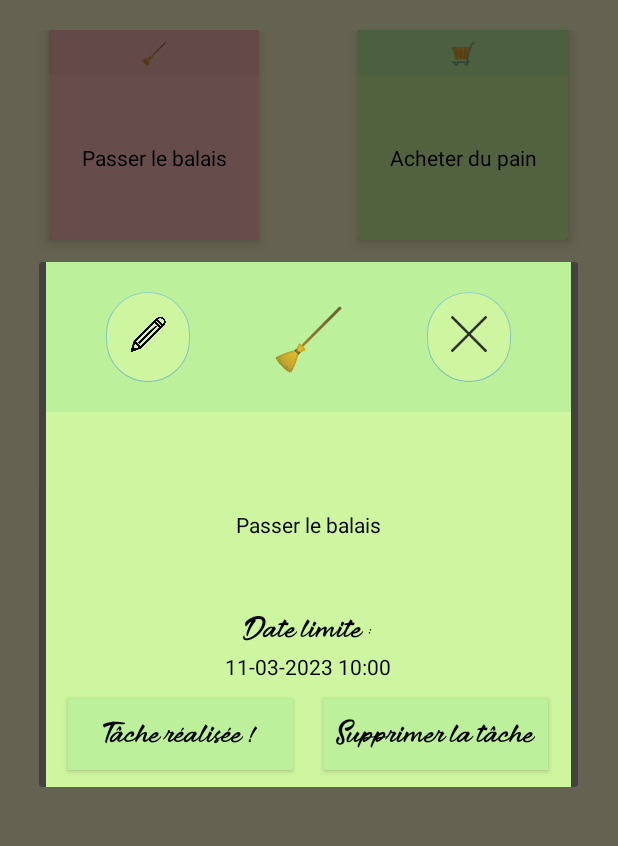
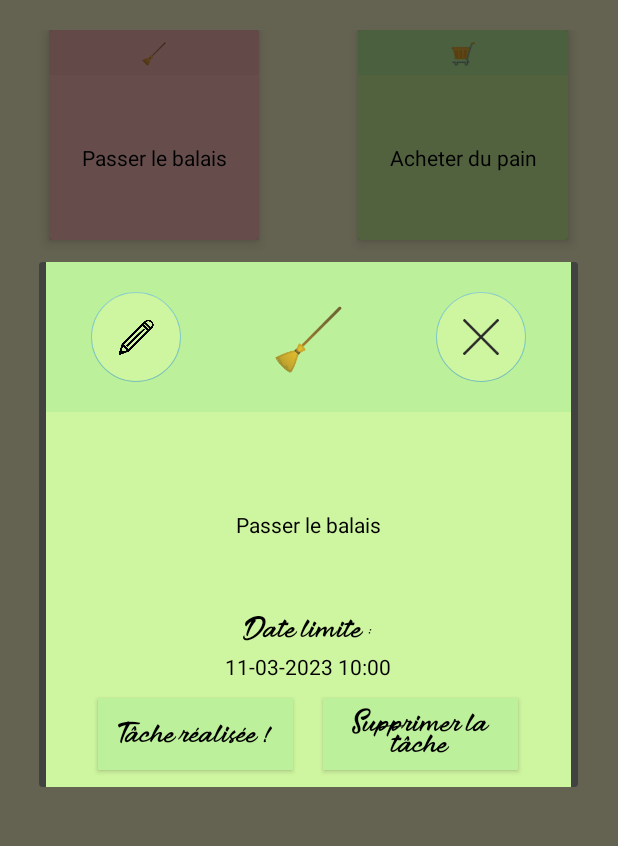
Before and after one commit to Scressenville/My-To-Do-List-Application, an Android app: the screen it shows after launch (MainActivity), after a tap on an icon or button, on a phone screen of 412 x 824 dp, the part 93-939 px from its top. Run offline under Robolectric (Android 15) with nearby library versions, the phone set to English and light mode, and no system bars.

Commit message:
Changed editText in add layout, refactored details layout, changed work category emoji, added task deletion method

```diff
--- a/app/src/main/java/r411/project/todolistapplication/handler/DatabaseHandler.kt
+++ b/app/src/main/java/r411/project/todolistapplication/handler/DatabaseHandler.kt
@@ -37,7 +37,7 @@ class DatabaseHandler(context: Context): SQLiteOpenHelper(context, DATABASE_NAME
             "INSERT INTO $TABLE_CATEGORIES ($CATEGORY_NAME, $CATEGORY_ICON_UNICODE) VALUES " +
                 "('Courses', '0x1f6d2')," +
                 "('Menage', '0x1f9f9')," +
-                "('Travail', '0x270f')," +
+                "('Travail', '0x1f4dd')," +
                 "('Evenement', '0x1f38a')," +
                 "('Cuisine', '0x1f370')," +
                 "('Medical', '0x1fa7a')," +
@@ -173,4 +173,15 @@ class DatabaseHandler(context: Context): SQLiteOpenHelper(context, DATABASE_NAME
         val task = TaskModelClass(taskId, taskCategory, taskDescription, taskDeadline, taskStatus)
         return task
     }
+
+    fun deleteTask(deleteId: Int): Int {
+        val db = this.writableDatabase
+        val contentValues = ContentValues()
+        contentValues.put(TASK_ID, deleteId)
+
+        val success = db.delete(TABLE_TASKS, "$TASK_ID=$deleteId",null)
+        //2nd argument is String containing nullColumnHack
+        db.close() // Closing database connection
+        return success
+    }
 }
--- a/app/src/main/res/layout/add_dialog.xml
+++ b/app/src/main/res/layout/add_dialog.xml
@@ -68,7 +68,10 @@
                 android:layout_height="100dp"
                 android:background="@color/green_post_it_dark"
                 android:textColor="@color/black"
-                android:singleLine="true" />
+                android:maxLines="5"
+                android:maxLength="90"
+                android:inputType="textCapSentences|textMultiLine"
+                android:singleLine="true"/>
 
             <LinearLayout
                 android:layout_width="match_parent"
--- a/app/src/main/res/layout/details_dialog.xml
+++ b/app/src/main/res/layout/details_dialog.xml
@@ -14,7 +14,7 @@
         app:layout_constraintStart_toStartOf="parent"
         app:layout_constraintTop_toTopOf="parent">
 
-        <RelativeLayout
+        <LinearLayout
             android:id="@+id/details_banner"
             android:layout_width="match_parent"
             android:layout_height="100dp"
@@ -28,47 +28,39 @@
             android:gravity="center">
 
             <com.google.android.material.floatingactionbutton.FloatingActionButton
-                android:id="@+id/modify_button"
+                android:id="@+id/detail_modify_button"
                 android:layout_width="60dp"
                 android:layout_height="60dp"
-                android:layout_alignParentStart="true"
-                android:layout_alignParentTop="true"
-                android:layout_alignParentBottom="true"
                 android:layout_marginStart="40dp"
                 android:layout_marginTop="20dp"
                 android:layout_marginBottom="20dp"
                 android:fadingEdge="none"
                 android:src="@drawable/crayon"
                 android:backgroundTint="@color/green_post_it"
-                app:elevation="0dp"/>
+                app:elevation="0dp"
+                app:fabCustomSize="60dp"/>
+
+            <TextView
+                android:id="@+id/task_category"
+                android:layout_width="130dp"
+                android:layout_height="wrap_content"
+                android:layout_margin="20dp"
+                android:gravity="center"
+                android:textSize="40sp" />
 
             <com.google.android.material.floatingactionbutton.FloatingActionButton
                 android:id="@+id/detail_close_button"
                 android:layout_width="60dp"
                 android:layout_height="60dp"
-                android:layout_alignParentEnd="true"
-                android:layout_alignParentTop="true"
-                android:layout_alignParentBottom="true"
                 android:layout_marginEnd="40dp"
                 android:layout_marginTop="20dp"
                 android:layout_marginBottom="20dp"
                 android:fadingEdge="none"
                 android:src="@drawable/close_button"
                 android:backgroundTint="@color/green_post_it"
-                app:elevation="0dp"/>
-
-            <TextView
-                android:id="@+id/task_category"
-                android:layout_width="wrap_content"
-                android:layout_height="wrap_content"
-                android:layout_alignParentTop="true"
-                android:layout_alignParentBottom="true"
-                android:layout_toStartOf="@+id/detail_close_button"
-                android:layout_toEndOf="@+id/modify_button"
-                android:layout_margin="20dp"
-                android:gravity="center"
-                android:textSize="40sp"/>
-        </RelativeLayout>
+                app:elevation="0dp"
+                app:fabCustomSize="60dp"/>
+        </LinearLayout>
 
         <LinearLayout
             android:id="@+id/details_content"
@@ -119,27 +111,25 @@
 
                 <Button
                     android:id="@+id/task_complete"
-                    android:layout_width="150dp"
+                    android:layout_width="130dp"
                     android:layout_height="wrap_content"
-                    android:layout_margin="10dp"
                     android:background="@color/green_post_it_dark"
                     android:fontFamily="@font/the_delicate"
-                    android:padding="5dp"
                     android:text="@string/btn_task_done"
                     android:textColor="@color/black"
-                    android:textAllCaps="false" />
+                    android:textAllCaps="false"
+                    android:layout_marginEnd="10dp"/>
 
                 <Button
                     android:id="@+id/delete_task"
-                    android:layout_width="150dp"
+                    android:layout_width="130dp"
                     android:layout_height="wrap_content"
-                    android:layout_margin="10dp"
                     android:background="@color/green_post_it_dark"
                     android:fontFamily="@font/the_delicate"
-                    android:padding="5dp"
                     android:text="@string/btn_delete_task"
                     android:textColor="@color/black"
-                    android:textAllCaps="false" />
+                    android:textAllCaps="false"
+                    android:layout_marginStart="10dp"/>
             </LinearLayout>
         </LinearLayout>
 
```
